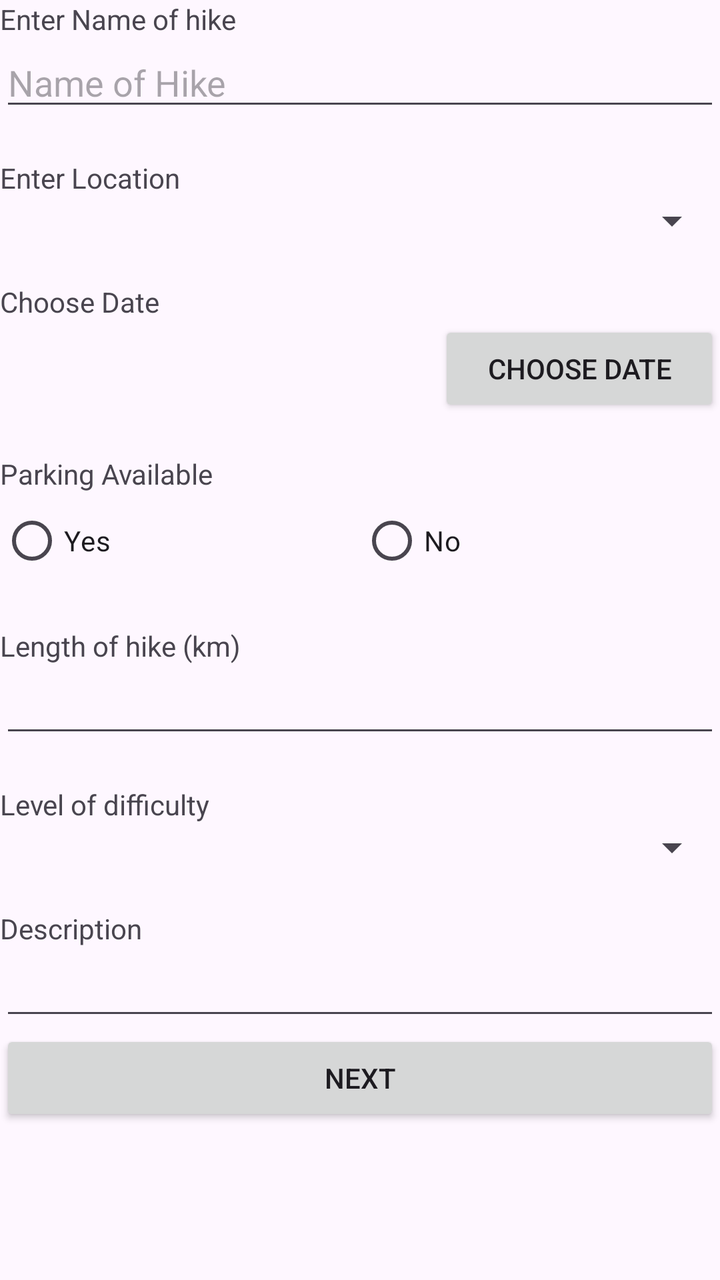
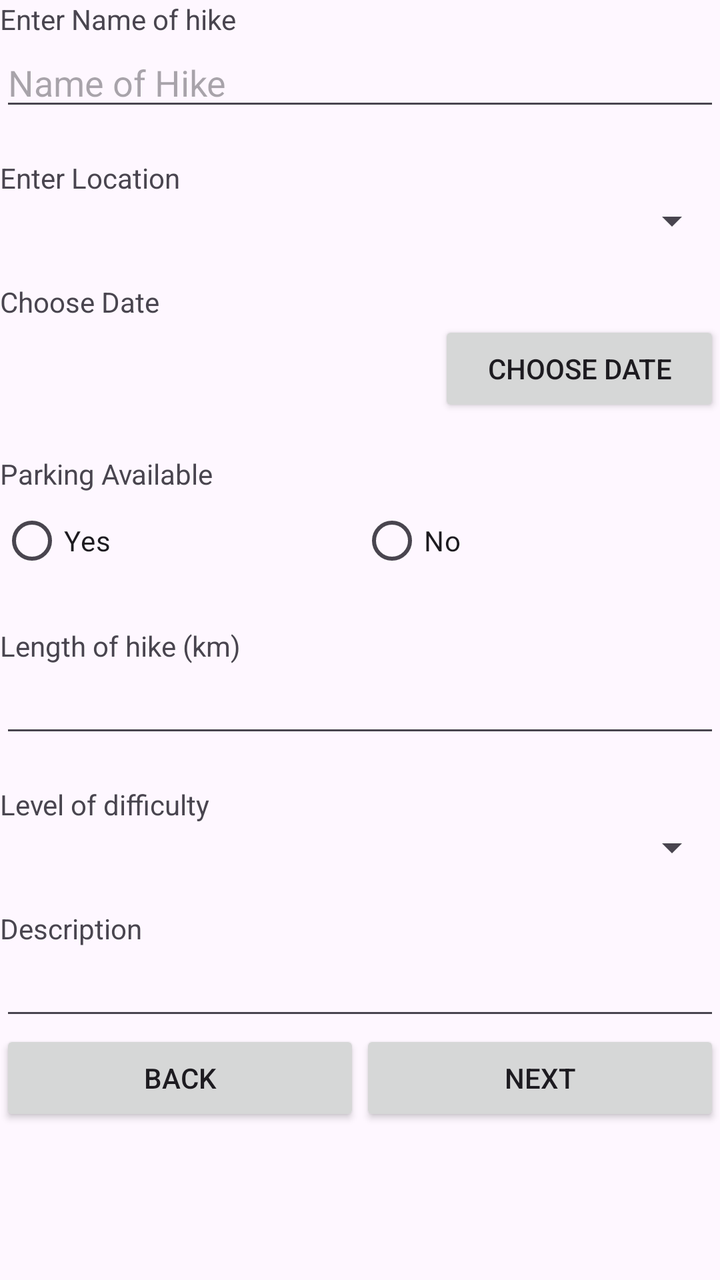

Screens rendered from an Android XML layout before and after an edit, with the pre-edit source and the edit as a unified diff.
<!-- AndroidManifest.xml: application theme Theme.MHIke -->
<!-- res/layout/activity_entry.xml -->
<?xml version="1.0" encoding="utf-8"?>
<LinearLayout xmlns:android="http://schemas.android.com/apk/res/android"
    xmlns:app="http://schemas.android.com/apk/res-auto"
    xmlns:tools="http://schemas.android.com/tools"
    android:layout_width="match_parent"
    android:layout_height="match_parent"
    android:layout_margin="16dp"
    android:orientation="vertical"
    tools:context=".EntryActivity">

    <TextView
        android:layout_width="match_parent"
        android:layout_height="wrap_content"
        android:text="@string/lbl_NameOfHike" />

    <EditText
        android:id="@+id/txt_NameOfHike"
        android:layout_width="match_parent"
        android:layout_height="wrap_content"

        android:hint="@string/txtNameOfHike" />

    <TextView
        android:id="@+id/lbl_h1"
        android:layout_width="match_parent"
        android:layout_height="wrap_content"
        android:text="Please fill the above field."
        android:visibility="invisible"
        android:textColor="#FF0000"
        />

    <TextView
        android:layout_width="wrap_content"
        android:layout_height="wrap_content"
        android:hint="Name"
        android:text="@string/lbl_Location" />

    <Spinner
        android:id="@+id/spn_Location"
        android:layout_width="match_parent"
        android:layout_height="wrap_content" />

    <TextView
        android:id="@+id/lbl_h2"
        android:layout_width="match_parent"
        android:layout_height="wrap_content"
        android:text="Please select the above field."
        android:visibility="invisible"
        android:textColor="#FF0000"
        />

    <TextView
        android:id="@+id/lbl2"
        android:layout_width="match_parent"
        android:layout_height="wrap_content"
        android:hint="Name"
        android:text="@string/lbl_ChooseDate" />

    <LinearLayout
        android:layout_width="match_parent"
        android:layout_height="wrap_content"
        android:orientation="horizontal">

        <TextView
            android:id="@+id/lbl_Date"
            android:layout_width="wrap_content"
            android:layout_height="match_parent"
            android:layout_weight="90" />

        <Button
            android:id="@+id/btnShowDateTime"
            android:layout_width="wrap_content"
            android:layout_height="wrap_content"
            android:layout_weight="10"
            android:text="@string/btn_Date"
            app:cornerRadius="10dp" />


    </LinearLayout>
    <TextView
        android:id="@+id/lbl_h3"
        android:layout_width="match_parent"
        android:layout_height="wrap_content"
        android:text="Please fill the above field."
        android:visibility="invisible"
        android:textColor="#FF0000"
        />

    <TextView
        android:id="@+id/textView4"
        android:layout_width="match_parent"
        android:layout_height="wrap_content"
        android:hint="Name"
        android:text="@string/lbl_ParkingAvailable" />

    <RadioGroup
        android:layout_width="match_parent"
        android:layout_height="wrap_content"
        android:orientation="horizontal">

        <RadioButton
            android:id="@+id/rdo_Yes"
            android:layout_width="match_parent"
            android:layout_height="wrap_content"
            android:layout_weight="0.5"
            android:text="@string/txt_Yes" />

        <RadioButton
            android:id="@+id/rdo_No"
            android:layout_width="match_parent"
            android:layout_height="wrap_content"
            android:layout_weight="0.5"
            android:text="@string/txt_No" />
    </RadioGroup>

    <TextView
        android:id="@+id/lbl_h4"
        android:layout_width="match_parent"
        android:layout_height="wrap_content"
        android:text="Please fill the above field."
        android:visibility="invisible"
        android:textColor="#FF0000"
        />


    <TextView
        android:id="@+id/textView5"
        android:layout_width="match_parent"
        android:layout_height="wrap_content"
        android:hint="Name"
        android:text="@string/lbl_LengthOfTheHike" />

    <EditText
        android:id="@+id/txt_LengthOfHike"
        android:layout_width="match_parent"
        android:layout_height="wrap_content"
        android:ems="10"
        android:inputType="numberDecimal" />

    <TextView
        android:id="@+id/lbl_h5"
        android:layout_width="match_parent"
        android:layout_height="wrap_content"
        android:text="Please fill the above field."
        android:visibility="invisible"
        android:textColor="#FF0000"
        />

    <TextView
        android:id="@+id/textView6"
        android:layout_width="match_parent"
        android:layout_height="wrap_content"
        android:hint="Name"
        android:text="@string/lbl_LevelOfDifficulty" />

    <Spinner
        android:id="@+id/spn_Difficulty"
        android:layout_width="match_parent"
        android:layout_height="wrap_content" />

    <TextView
        android:id="@+id/lbl_h6"
        android:layout_width="match_parent"
        android:layout_height="wrap_content"
        android:text="Please select the above field."
        android:visibility="invisible"
        android:textColor="#FF0000"
        />

    <TextView
        android:id="@+id/textView7"
        android:layout_width="match_parent"
        android:layout_height="wrap_content"
        android:hint="Name"
        android:text="@string/lbl_Description" />

    <EditText
        android:id="@+id/txt_Description"
        android:layout_width="match_parent"
        android:layout_height="wrap_content"
        android:ems="10"
        android:gravity="start|top"
        android:inputType="textMultiLine" />

    <Button
        android:id="@+id/btn_Next"
        android:layout_width="match_parent"
        android:layout_height="wrap_content"
        android:text="Next" />


</LinearLayout>
<!-- resources referenced by this layout -->
<resources>
  <string name="btn_Date">Choose Date</string>
  <string name="lbl_ChooseDate">"Choose Date"</string>
  <string name="lbl_Description">"Description"</string>
  <string name="lbl_LengthOfTheHike">"Length of hike (km)"</string>
  <string name="lbl_LevelOfDifficulty">"Level of difficulty"</string>
  <string name="lbl_Location">"Enter Location"</string>
  <string name="lbl_NameOfHike">"Enter Name of hike"</string>
  <string name="lbl_ParkingAvailable">"Parking Available"</string>
  <string name="txtNameOfHike">Name of Hike</string>
  <string name="txt_No">No</string>
  <string name="txt_Yes">Yes</string>
  <style name="Theme.MHIke" parent="Base.Theme.MHIke" />
  <style name="Base.Theme.MHIke" parent="Theme.Material3.DayNight.NoActionBar">
          
          
      </style>
</resources>

<!-- the commit's change to res/layout/activity_entry.xml (unified diff, before → after) -->
@@ -182,11 +182,26 @@
         android:gravity="start|top"
         android:inputType="textMultiLine" />
 
-    <Button
-        android:id="@+id/btn_Next"
-        android:layout_width="match_parent"
-        android:layout_height="wrap_content"
-        android:text="Next" />
+    <LinearLayout
+        android:layout_width="match_parent"
+        android:layout_height="wrap_content"
+        android:orientation="horizontal">
+
+        <Button
+            android:id="@+id/btn_Back"
+            android:layout_width="match_parent"
+            android:layout_height="wrap_content"
+            android:layout_weight="1"
+            android:text="Back" />
+        <Button
+            android:id="@+id/btn_Next"
+            android:layout_width="match_parent"
+            android:layout_height="wrap_content"
+            android:layout_weight="1"
+            android:text="Next" />
+
+    </LinearLayout>
+
 
 
 </LinearLayout>
